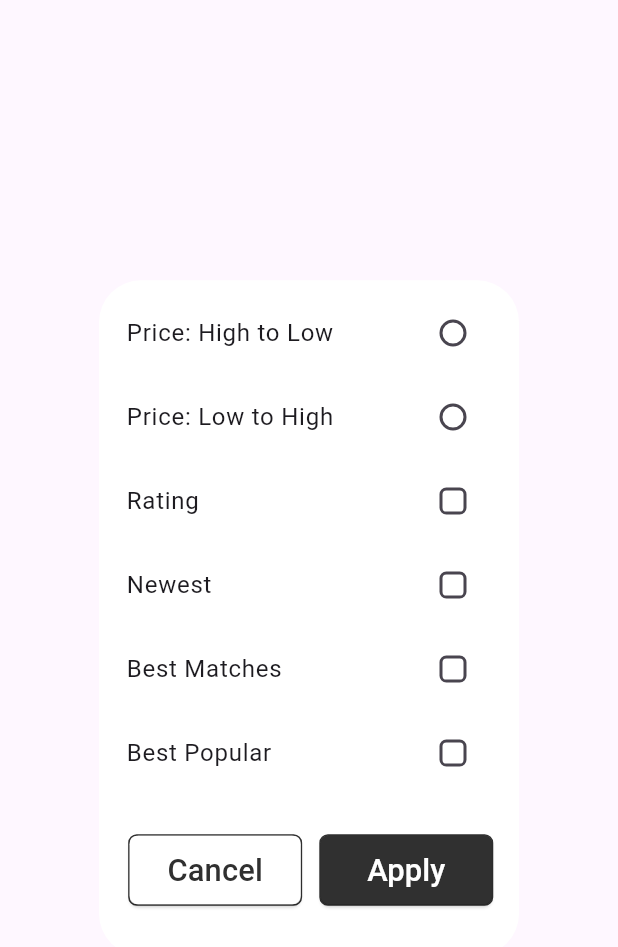
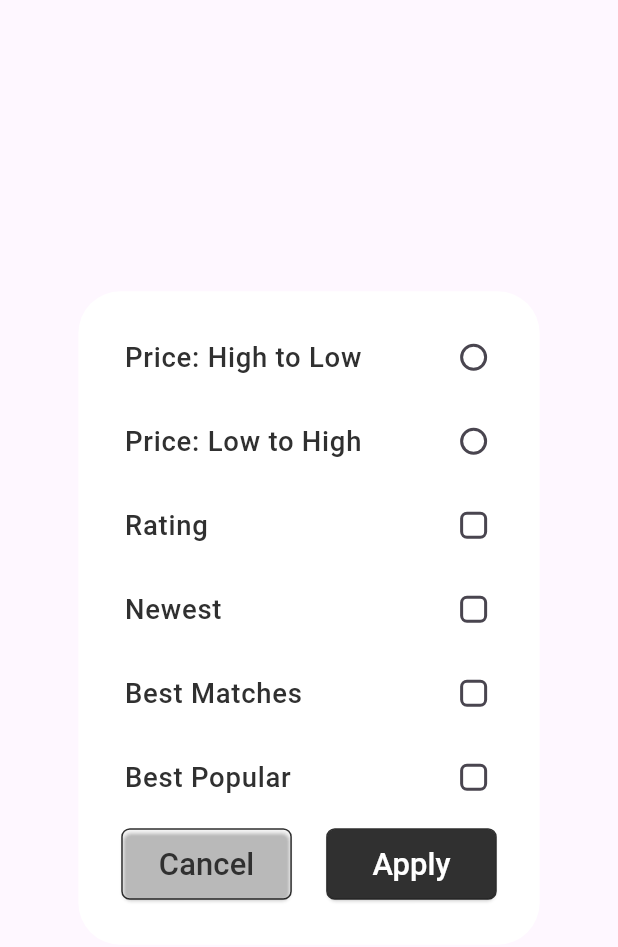
Before and after one commit to Emanpepars/la-mode, a Flutter app: the FilterAlertDialog widget shown alone on an empty page, opened directly, on a phone screen of 412 x 824 dp. Shown: the top 947 px of the screen. Run offline on Flutter 3.47's test engine with Material 3 defaults, Android fonts, the phone set to English and light mode, and no system bars; our stand-ins replace badges, flutter_bloc, flutter_screenutil, flutter_svg, google_fonts, persistent_bottom_nav_bar.

Commit message:
update filter_alert_dialog.dart

```diff
--- a/lib/features/home/presentation/manager/provider/home_cubit.dart
+++ b/lib/features/home/presentation/manager/provider/home_cubit.dart
@@ -179,7 +179,7 @@ class HomeCubit extends Cubit<HomeState> {
   String selectedSortOption = 'price';
   final List<String> selectedFilterOptions = [];
 
-  void onMultiSelectFilterAlert(String string) {
+   onMultiSelectFilterAlert(String string) {
     if (selectedFilterOptions.contains(string)) {
       selectedFilterOptions.remove(string);
     } else {
--- a/lib/features/home/presentation/pages/bottom_tabs/home_tab_bar.dart
+++ b/lib/features/home/presentation/pages/bottom_tabs/home_tab_bar.dart
@@ -4,10 +4,10 @@ import 'package:flutter_screenutil/flutter_screenutil.dart';
 import 'package:my_ecommerce_app/features/home/presentation/manager/provider/home_cubit.dart';
 import 'package:my_ecommerce_app/features/home/presentation/manager/provider/home_state.dart';
 import '../../../../../core/utils/app_colors.dart';
+import '../../../../../core/utils/app_components.dart';
 import '../../../../../core/utils/app_icons.dart';
 import '../../../../../core/utils/text_styles.dart';
 import '../../widgets/filter_alert_dialog.dart';
-import '../../widgets/notification_icon.dart';
 import '../../widgets/tab_label.dart';
 
 class HomeTab extends StatelessWidget {
--- a/lib/features/home/presentation/widgets/filter_alert_dialog.dart
+++ b/lib/features/home/presentation/widgets/filter_alert_dialog.dart
@@ -2,6 +2,7 @@ import 'package:flutter/material.dart';
 import 'package:flutter_bloc/flutter_bloc.dart';
 import 'package:flutter_screenutil/flutter_screenutil.dart';
 import 'package:my_ecommerce_app/core/utils/app_components.dart';
+import 'package:my_ecommerce_app/core/utils/text_styles.dart';
 import 'package:my_ecommerce_app/features/home/presentation/manager/provider/home_cubit.dart';
 import 'package:my_ecommerce_app/features/home/presentation/manager/provider/home_state.dart';
 
@@ -19,16 +20,18 @@ class FilterAlertDialogState extends State<FilterAlertDialog> {
   Widget build(BuildContext context) {
     return BlocBuilder<HomeCubit, HomeState>(
       builder: (context, state) => AlertDialog(
-        contentPadding:
-            EdgeInsets.only(left: 2.w, top: 6.h, right: 0.w, bottom: 6.h),
         backgroundColor: Colors.white,
         content: Column(
           crossAxisAlignment: CrossAxisAlignment.stretch,
           mainAxisSize: MainAxisSize.min,
           children: [
             RadioListTile(
+              contentPadding: EdgeInsets.only(left: 6.w),
               activeColor: AppColors.gold,
-              title: const Text('Price: High to Low'),
+              title: Text(
+                'Price: High to Low',
+                style: roboto16W500(),
+              ),
               value: 'price_high_to_low',
               groupValue: HomeCubit.get(context).selectedSortOption,
               onChanged: (value) {
@@ -37,8 +40,12 @@ class FilterAlertDialogState extends State<FilterAlertDialog> {
               controlAffinity: ListTileControlAffinity.trailing,
             ),
             RadioListTile(
+              contentPadding: EdgeInsets.only(left: 6.w),
               activeColor: AppColors.gold,
-              title: const Text('Price: Low to High'),
+              title: Text(
+                'Price: Low to High',
+                style: roboto16W500(),
+              ),
               value: 'price_low_to_high',
               groupValue: HomeCubit.get(context).selectedSortOption,
               onChanged: (value) {
@@ -47,10 +54,20 @@ class FilterAlertDialogState extends State<FilterAlertDialog> {
               controlAffinity: ListTileControlAffinity.trailing,
             ),
             CheckboxListTile(
+              activeColor: AppColors.gold,
+              contentPadding: EdgeInsets.only(
+                left: 6.w,
+              ),
               checkboxShape: RoundedRectangleBorder(
-                  borderRadius: BorderRadius.all(Radius.circular(4.sp))),
-              activeColor: AppColors.gold,
-              title: const Text('Rating'),
+                side: const BorderSide(
+                  color: AppColors.gold,
+                ),
+                borderRadius: BorderRadius.circular(4.sp),
+              ),
+              title: Text(
+                'Rating',
+                style: roboto16W500(),
+              ),
               value: HomeCubit.get(context)
                   .selectedFilterOptions
                   .contains('Rating'),
@@ -59,10 +76,14 @@ class FilterAlertDialogState extends State<FilterAlertDialog> {
               },
             ),
             CheckboxListTile(
+              contentPadding: EdgeInsets.only(left: 6.w),
               checkboxShape: RoundedRectangleBorder(
                   borderRadius: BorderRadius.all(Radius.circular(4.sp))),
               activeColor: AppColors.gold,
-              title: const Text('Newest'),
+              title: Text(
+                'Newest',
+                style: roboto16W500(),
+              ),
               value: HomeCubit.get(context)
                   .selectedFilterOptions
                   .contains('newest'),
@@ -71,10 +92,14 @@ class FilterAlertDialogState extends State<FilterAlertDialog> {
               },
             ),
             CheckboxListTile(
+              contentPadding: EdgeInsets.only(left: 6.w),
               checkboxShape: RoundedRectangleBorder(
                   borderRadius: BorderRadius.all(Radius.circular(4.sp))),
               activeColor: AppColors.gold,
-              title: const Text('Best Matches'),
+              title: Text(
+                'Best Matches',
+                style: roboto16W500(),
+              ),
               value: HomeCubit.get(context)
                   .selectedFilterOptions
                   .contains('best_matches'),
@@ -83,10 +108,14 @@ class FilterAlertDialogState extends State<FilterAlertDialog> {
               },
             ),
             CheckboxListTile(
+              contentPadding: EdgeInsets.only(left: 6.w),
               checkboxShape: RoundedRectangleBorder(
                   borderRadius: BorderRadius.all(Radius.circular(4.sp))),
               activeColor: AppColors.gold,
-              title: const Text('Best Popular'),
+              title: Text(
+                'Best Popular',
+                style: roboto16W500(),
+              ),
               value: HomeCubit.get(context)
                   .selectedFilterOptions
                   .contains('best_popular'),
@@ -95,21 +124,21 @@ class FilterAlertDialogState extends State<FilterAlertDialog> {
               },
             ),
             Container(
-              height: 100,
-              padding: EdgeInsets.symmetric(horizontal: 15.w),
+              height: 50.h,
+              padding: EdgeInsets.only(right: 4.w, left: 4.w),
               child: Row(
                 children: [
                   Expanded(
                     child: MyButton(
                         textColor: AppColors.primary,
-                        color: Colors.white,
+                        color: Colors.transparent,
                         text: 'Cancel',
                         onPressed: () {
                           Navigator.pop(context);
                         }),
                   ),
                   SizedBox(
-                    width: 10.w,
+                    width: 20.w,
                   ),
                   Expanded(
                     child: MyButton(
```
Also changed, not shown: lib/core/utils/app_components.dart (+67 -2 lines), lib/features/home/presentation/widgets/checkbox_list_tile.dart (added, +27 -0 lines), lib/features/home/presentation/widgets/my_yellow_button.dart (deleted, +0 -23 lines), lib/features/home/presentation/widgets/notification_icon.dart (deleted, +0 -53 lines).
